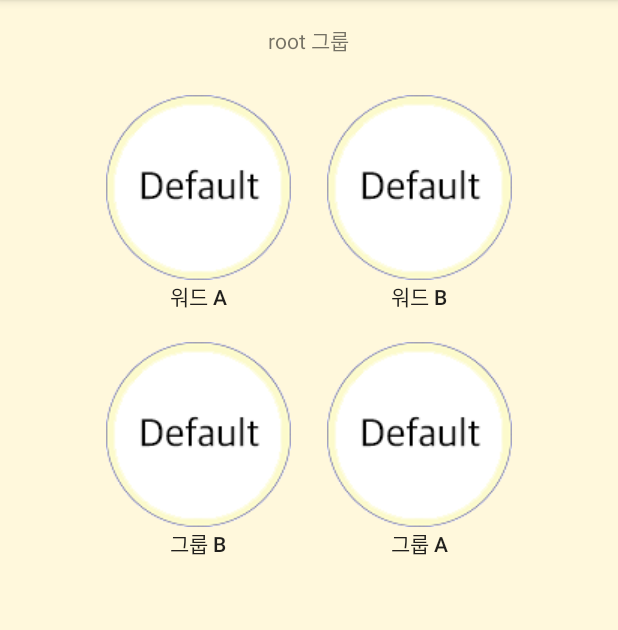
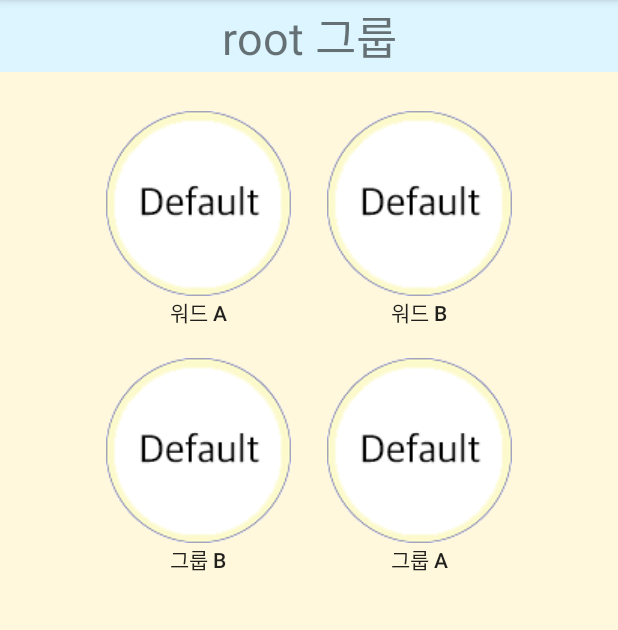
Before and after one commit to cr2025x1/aac-improvement, an Android app: the screen it shows after launch (MainActivity), on a phone screen of 412 x 824 dp, the part 84-714 px from its top. Run offline under Robolectric (Android 15) with nearby library versions, the phone set to English and light mode, and no system bars.

Commit message:
GroupTitle layout changed.

```diff
--- a/app/src/main/res/layout/aac_main_layout.xml
+++ b/app/src/main/res/layout/aac_main_layout.xml
@@ -7,10 +7,28 @@
     android:gravity="center"
     android:id="@+id/groupLayout">
 
-    <TextView
-        android:layout_width="wrap_content"
-        android:layout_height="wrap_content"
-        android:id="@+id/groupTitle"/>
+    <!--<LinearLayout-->
+        <!--android:orientation="horizontal"-->
+        <!--android:layout_width="match_parent"-->
+        <!--android:layout_height="wrap_content"-->
+        <!--android:gravity="center"-->
+        <!--android:background="#dcf5ff">-->
+
+        <TextView
+            android:layout_width="match_parent"
+            android:layout_height="48dp"
+            android:textSize="30sp"
+            android:gravity="center"
+            android:background="#dcf5ff"
+            android:id="@+id/groupTitle" />
+            <!--android:layout_marginStart="5dp"-->
+
+    <!--</LinearLayout>-->
+
+    <!--<TextView-->
+        <!--android:layout_width="wrap_content"-->
+        <!--android:layout_height="wrap_content"-->
+        <!--android:id="@+id/groupTitle"/>-->
 
     <ScrollView
         android:layout_width="match_parent"
--- a/app/src/main/res/layout/activity_main.xml
+++ b/app/src/main/res/layout/activity_main.xml
@@ -3,12 +3,12 @@
     android:id="@+id/mainactivity_root"
     android:layout_width="match_parent"
     android:layout_height="match_parent"
-    android:paddingLeft="@dimen/activity_horizontal_margin"
-    android:paddingRight="@dimen/activity_horizontal_margin"
-    android:paddingTop="@dimen/activity_vertical_margin"
-    android:paddingBottom="@dimen/activity_vertical_margin"
     tools:context=".MainActivity"
     android:background="#fff8dc">
+    <!--android:paddingLeft="@dimen/activity_horizontal_margin"-->
+    <!--android:paddingRight="@dimen/activity_horizontal_margin"-->
+    <!--android:paddingTop="@dimen/activity_vertical_margin"-->
+    <!--android:paddingBottom="@dimen/activity_vertical_margin"-->
 
     <include  layout="@layout/aac_main_layout" android:id="@+id/groupLayout"/>
 
```
